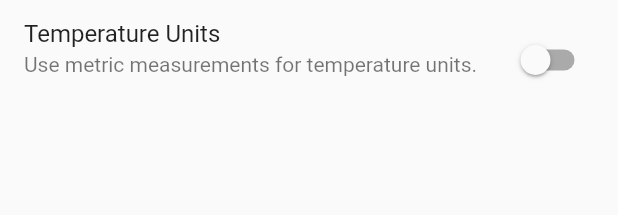
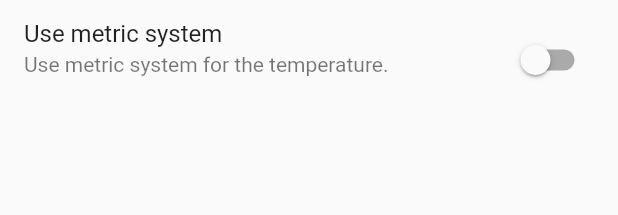
Before and after one commit to g0rdan/vgv_weather_app, a Flutter app: the TemperatureSwitch widget shown alone on an empty page, opened directly, on a phone screen of 412 x 824 dp. Shown: the top 215 px of the screen. Run offline on Flutter 3.47's test engine with Material 2 defaults, Android fonts, the phone set to English and light mode, and no system bars; our stand-ins replace bloc, equatable, flutter_bloc, simple_animations, supercharged; generated files the repository leaves out were written again; statements that could not run were skipped.

```diff
--- a/lib/features/temperature_switch/lib/view/temperature_switch.dart
+++ b/lib/features/temperature_switch/lib/view/temperature_switch.dart
@@ -16,10 +16,10 @@ class TemperatureSwitch extends StatelessWidget {
             state,
           ) {
             return ListTile(
-              title: const Text('Temperature Units'),
+              title: const Text('Use metric system'),
               isThreeLine: true,
               subtitle: const Text(
-                'Use metric measurements for temperature units.',
+                'Use metric system for the temperature.',
               ),
               trailing: Switch(
                 value: _isMetric(state),
--- a/lib/features/theme/lib/cubit/theme_cubit.dart
+++ b/lib/features/theme/lib/cubit/theme_cubit.dart
@@ -18,7 +18,7 @@ class ThemeCubit extends Cubit<ThemeState> {
     switch (condition) {
       case WeatherCondition.clear:
       case WeatherCondition.lightCloud:
-        _emitCondition(Colors.yellow);
+        _emitCondition(Colors.lime);
         break;
       case WeatherCondition.heavyCloud:
         _emitCondition(Colors.grey);
```
Also changed, not shown: lib/core/lib/views/temperature.dart (+3 -7 lines), lib/core/lib/views/weather_conditions.dart (+6 -8 lines), assets/clear.png (deleted), assets/cloud.gif (added), assets/cloudy.png (deleted), assets/rain.gif (added), assets/rainy.png (deleted), assets/snow.gif (added), assets/snow.png (deleted), assets/sun.gif (added), assets/thunderstorm.gif (added), assets/thunderstorm.png (deleted).
